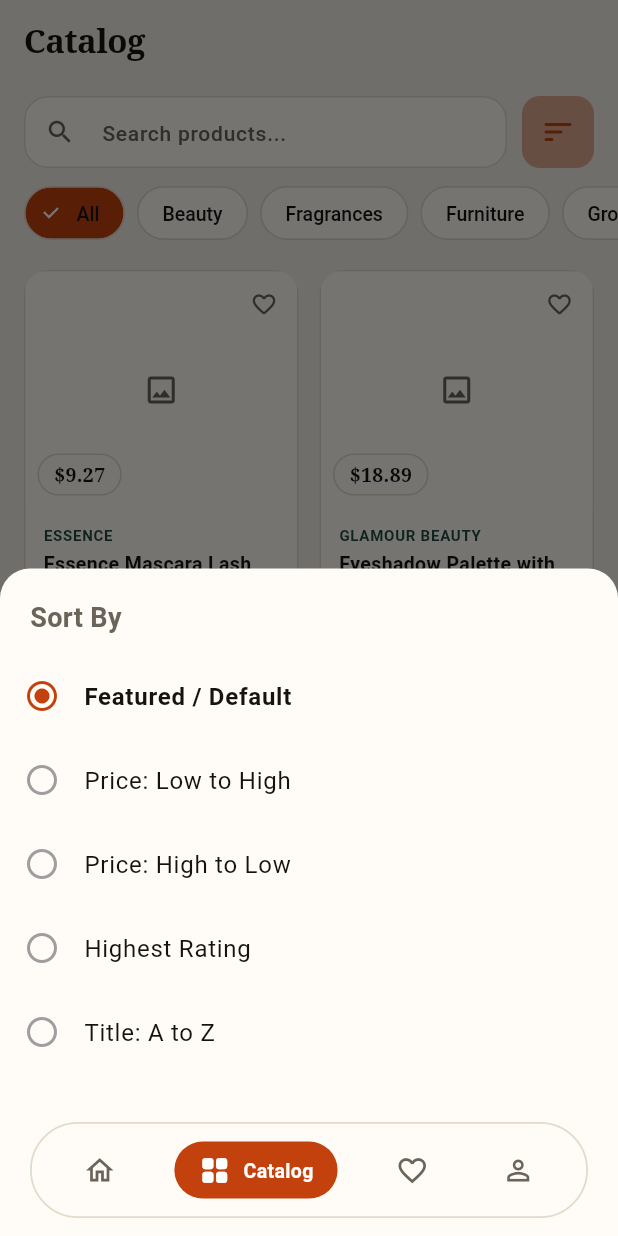
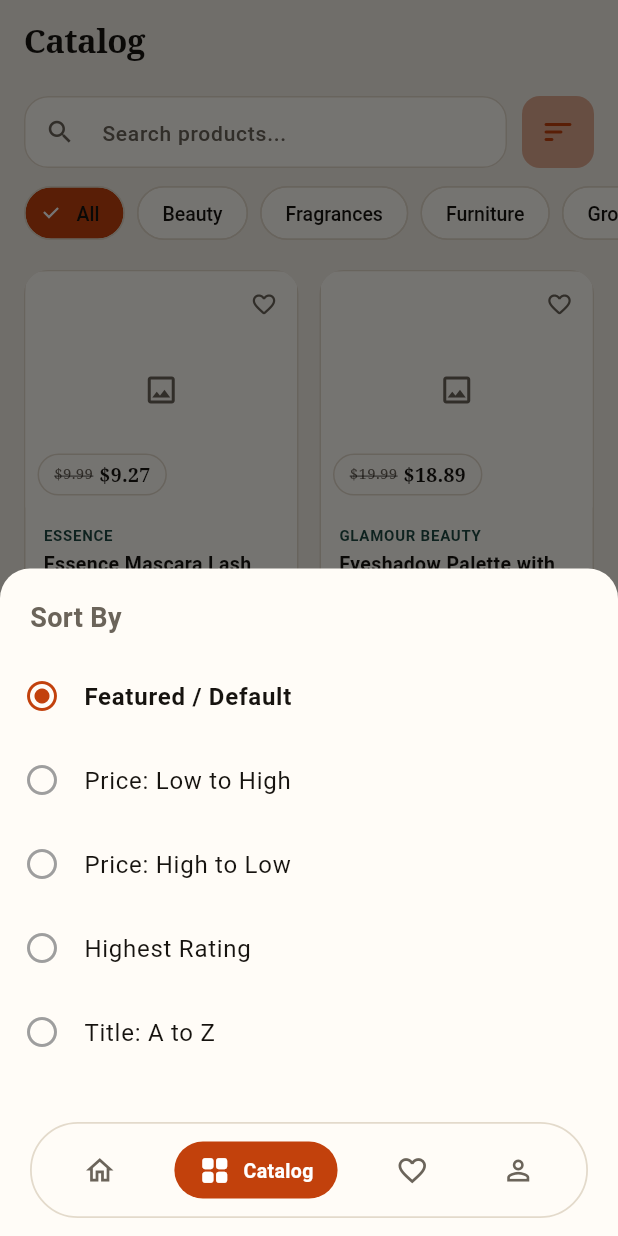
Before and after one commit to sagarkharbikar25/SKGROUP-, a Flutter app: the ProductsScreen screen opened by its route, after a tap on the "sort" icon, on a phone screen of 412 x 824 dp. Run offline on Flutter 3.47's test engine with Material 3 defaults, Android fonts, the phone set to English and light mode, and no system bars; drawn by our look-alikes of cached_network_image; our stand-ins replace flutter_riverpod, go_router; network calls fail.

Commit message:
fix(ui): calculate and display consistent finalPrice with discount strike-through

```diff
--- a/lib/features/home/presentation/home_screen.dart
+++ b/lib/features/home/presentation/home_screen.dart
@@ -191,14 +191,31 @@ class HomeScreen extends StatelessWidget {
                                   color: Colors.white,
                                   borderRadius: BorderRadius.circular(AppRadius.pill),
                                 ),
-                                child: Text(
-                                  '\$9.99',
+                                child: Row(
+                                  mainAxisSize: MainAxisSize.min,
+                                  children: [
+                                    if (_featuredProducts.first.hasDiscount) ...[
+                                      Text(
+                                        '\$${_featuredProducts.first.price.toStringAsFixed(2)}',
+                                        style: TextStyle(
+                                          fontFamily: 'serif',
+                                          fontSize: 11,
+                                          decoration: TextDecoration.lineThrough,
+                                          color: cs.onSurfaceVariant,
+                                        ),
+                                      ),
+                                      const SizedBox(width: 4),
+                                    ],
+                                    Text(
+                                      '\$${_featuredProducts.first.finalPrice.toStringAsFixed(2)}',
                                       style: TextStyle(
                                         fontFamily: 'serif',
                                         fontWeight: FontWeight.bold,
                                         fontSize: 14,
                                         color: cs.primary,
                                       ),
+                                    ),
+                                  ],
                                 ),
                               ),
                             ],
--- a/lib/features/products/data/models/product_model.dart
+++ b/lib/features/products/data/models/product_model.dart
@@ -27,11 +27,17 @@ class Product {
     required this.images,
   });
 
-  /// Calculates actual discounted price rounded to 2 decimals
-  double get discountedPrice {
-    if (discountPercentage <= 0) return price;
-    return price * (1 - (discountPercentage / 100));
+  bool get hasDiscount => discountPercentage > 0;
+
+  /// Calculates actual final price rounded to 2 decimals
+  double get finalPrice {
+    if (!hasDiscount) return price;
+    final discounted = price * (1 - (discountPercentage / 100));
+    return double.parse(discounted.toStringAsFixed(2));
   }
+
+  /// Backward-compatible alias for finalPrice
+  double get discountedPrice => finalPrice;
 
   factory Product.fromJson(Map<String, dynamic> json) {
     return Product(
--- a/lib/features/products/presentation/product_details_screen.dart
+++ b/lib/features/products/presentation/product_details_screen.dart
@@ -164,7 +164,7 @@ class _ProductDetailsScreenState extends State<ProductDetailsScreen> {
                     textBaseline: TextBaseline.alphabetic,
                     children: [
                       Text(
-                        '\$${product.discountedPrice.toStringAsFixed(2)}',
+                        '\$${product.finalPrice.toStringAsFixed(2)}',
                         style: TextStyle(
                           fontFamily: 'serif',
                           fontSize: 28,
@@ -172,7 +172,7 @@ class _ProductDetailsScreenState extends State<ProductDetailsScreen> {
                           color: cs.primary,
                         ),
                       ),
-                      if (product.discountPercentage > 0) ...[
+                      if (product.hasDiscount) ...[
                         const SizedBox(width: 10),
                         Text(
                           '\$${product.price.toStringAsFixed(2)}',
@@ -294,7 +294,7 @@ class _ProductDetailsScreenState extends State<ProductDetailsScreen> {
                     style: TextStyle(fontSize: 11, color: cs.onSurfaceVariant),
                   ),
                   Text(
-                    '\$${product.discountedPrice.toStringAsFixed(2)}',
+                    '\$${product.finalPrice.toStringAsFixed(2)}',
                     style: TextStyle(
                       fontFamily: 'serif',
                       fontSize: 20,
--- a/lib/features/products/presentation/widgets/product_card.dart
+++ b/lib/features/products/presentation/widgets/product_card.dart
@@ -72,14 +72,31 @@ class ProductCard extends StatelessWidget {
                       borderRadius: BorderRadius.circular(AppRadius.pill),
                       border: Border.all(color: cs.outline, width: 1),
                     ),
-                    child: Text(
-                      '\$${product.discountedPrice.toStringAsFixed(2)}',
+                    child: Row(
+                      mainAxisSize: MainAxisSize.min,
+                      children: [
+                        if (product.hasDiscount) ...[
+                          Text(
+                            '\$${product.price.toStringAsFixed(2)}',
+                            style: TextStyle(
+                              fontFamily: 'serif',
+                              fontSize: 10,
+                              decoration: TextDecoration.lineThrough,
+                              color: cs.onSurfaceVariant,
+                            ),
+                          ),
+                          const SizedBox(width: 4),
+                        ],
+                        Text(
+                          '\$${product.finalPrice.toStringAsFixed(2)}',
                           style: TextStyle(
                             fontFamily: 'serif',
                             fontSize: 13,
                             fontWeight: FontWeight.bold,
                             color: cs.onSurface,
                           ),
+                        ),
+                      ],
                     ),
                   ),
                 ),
```
Lines whose indentation alone changed are shown as unchanged.
